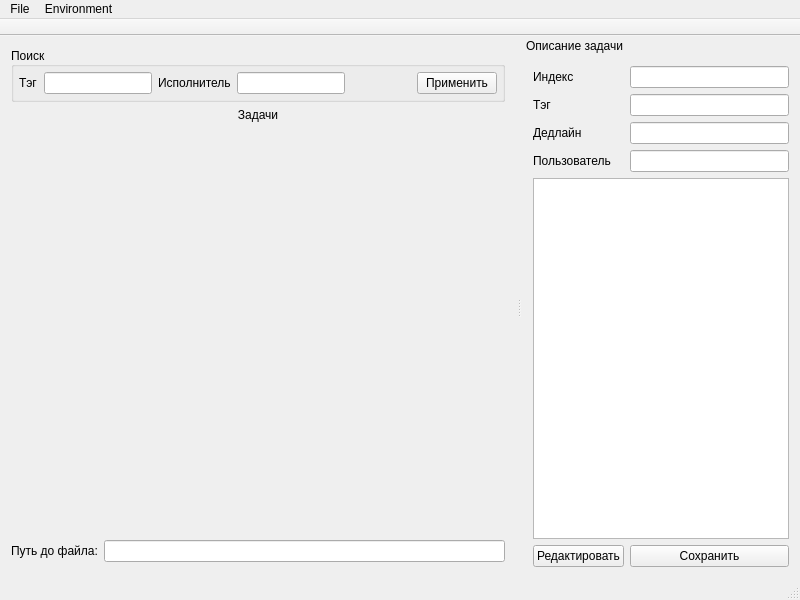
The window that app/LightTaskManager/gui/mainwindow.ui (moevm/gui-1h2018-06) describes before a commit, drawn with Qt 5.
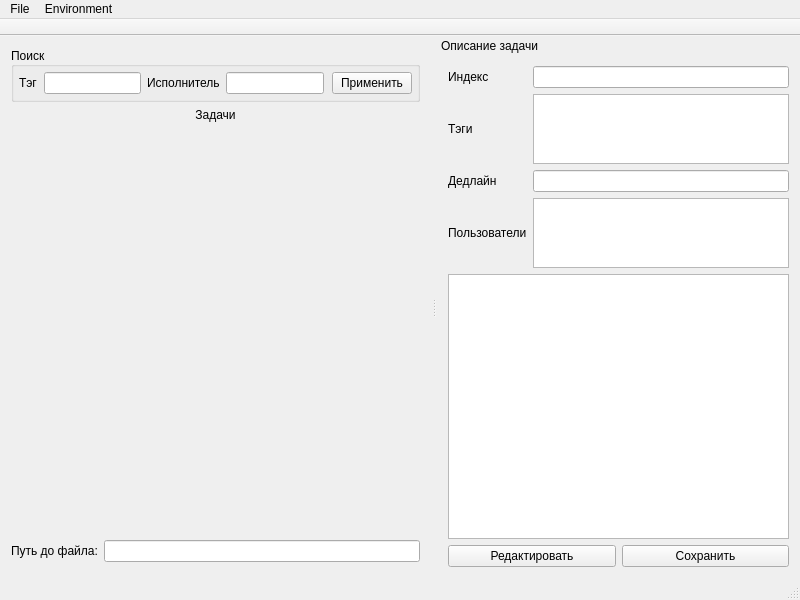
The same window after the commit. Icons and pictures are not drawn.

Commit message: Тэги и пользователи в виде списков

```diff
--- a/app/LightTaskManager/gui/mainwindow.ui
+++ b/app/LightTaskManager/gui/mainwindow.ui
@@ -260,81 +260,109 @@
    </attribute>
    <widget class="QWidget" name="dockWidgetContents_2">
     <layout class="QGridLayout" name="gridLayout_2">
-     <item row="0" column="0">
-      <widget class="QLabel" name="indexLabel">
-       <property name="text">
-        <string>Индекс</string>
-       </property>
-      </widget>
-     </item>
-     <item row="4" column="0" colspan="2">
+     <item row="1" column="0" colspan="2">
       <widget class="QPlainTextEdit" name="currentTaskPlainTextEdit">
+       <property name="sizePolicy">
+        <sizepolicy hsizetype="Expanding" vsizetype="Expanding">
+         <horstretch>0</horstretch>
+         <verstretch>2</verstretch>
+        </sizepolicy>
+       </property>
        <property name="readOnly">
         <bool>true</bool>
        </property>
       </widget>
      </item>
-     <item row="2" column="0">
-      <widget class="QLabel" name="dateLabel">
-       <property name="text">
-        <string>Дедлайн</string>
-       </property>
-      </widget>
-     </item>
-     <item row="6" column="1">
+     <item row="3" column="1">
       <widget class="QPushButton" name="saveTaskPushButton">
        <property name="text">
         <string>Сохранить</string>
        </property>
       </widget>
      </item>
-     <item row="1" column="0">
-      <widget class="QLabel" name="tagLabel">
-       <property name="text">
-        <string>Тэг</string>
-       </property>
-      </widget>
-     </item>
-     <item row="2" column="1">
-      <widget class="QLineEdit" name="dateLineEdit">
-       <property name="readOnly">
-        <bool>true</bool>
-       </property>
-      </widget>
-     </item>
-     <item row="0" column="1">
-      <widget class="QLineEdit" name="indexLineEdit">
-       <property name="readOnly">
-        <bool>true</bool>
-       </property>
-      </widget>
-     </item>
-     <item row="3" column="1">
-      <widget class="QLineEdit" name="userLineEdit">
-       <property name="readOnly">
-        <bool>true</bool>
-       </property>
-      </widget>
-     </item>
-     <item row="1" column="1">
-      <widget class="QLineEdit" name="tagLineEdit">
-       <property name="readOnly">
-        <bool>true</bool>
-       </property>
-      </widget>
-     </item>
-     <item row="6" column="0">
+     <item row="3" column="0">
       <widget class="QPushButton" name="editTaskPushButton">
        <property name="text">
         <string>Редактировать</string>
        </property>
       </widget>
      </item>
-     <item row="3" column="0">
-      <widget class="QLabel" name="userLabel">
-       <property name="text">
-        <string>Пользователь</string>
+     <item row="0" column="0" colspan="2">
+      <widget class="QFrame" name="taskInformationFrame">
+       <property name="sizePolicy">
+        <sizepolicy hsizetype="Preferred" vsizetype="Preferred">
+         <horstretch>0</horstretch>
+         <verstretch>1</verstretch>
+        </sizepolicy>
        </property>
+       <property name="frameShape">
+        <enum>QFrame::NoFrame</enum>
+       </property>
+       <property name="frameShadow">
+        <enum>QFrame::Raised</enum>
+       </property>
+       <layout class="QGridLayout" name="gridLayout_5">
+        <property name="leftMargin">
+         <number>0</number>
+        </property>
+        <property name="topMargin">
+         <number>0</number>
+        </property>
+        <property name="rightMargin">
+         <number>0</number>
+        </property>
+        <property name="bottomMargin">
+         <number>0</number>
+        </property>
+        <item row="0" column="0">
+         <widget class="QLabel" name="indexLabel">
+          <property name="text">
+           <string>Индекс</string>
+          </property>
+         </widget>
+        </item>
+        <item row="0" column="1">
+         <widget class="QLineEdit" name="indexLineEdit">
+          <property name="readOnly">
+           <bool>true</bool>
+          </property>
+         </widget>
+        </item>
+        <item row="1" column="0">
+         <widget class="QLabel" name="tagsLabel">
+          <property name="text">
+           <string>Тэги</string>
+          </property>
+         </widget>
+        </item>
+        <item row="1" column="1">
+         <widget class="QListWidget" name="tagsListWidget"/>
+        </item>
+        <item row="2" column="0">
+         <widget class="QLabel" name="dateLabel">
+          <property name="text">
+           <string>Дедлайн</string>
+          </property>
+         </widget>
+        </item>
+        <item row="2" column="1">
+         <widget class="QLineEdit" name="dateLineEdit">
+          <property name="readOnly">
+           <bool>true</bool>
+          </property>
+         </widget>
+        </item>
+        <item row="3" column="0">
+         <widget class="QLabel" name="usersLabel">
+          <property name="text">
+           <string>Пользователи</string>
+          </property>
+         </widget>
+        </item>
+        <item row="3" column="1">
+         <widget class="QListWidget" name="usersListWidget"/>
+        </item>
+       </layout>
       </widget>
      </item>
     </layout>
```
The commit also changes 1 other file.
